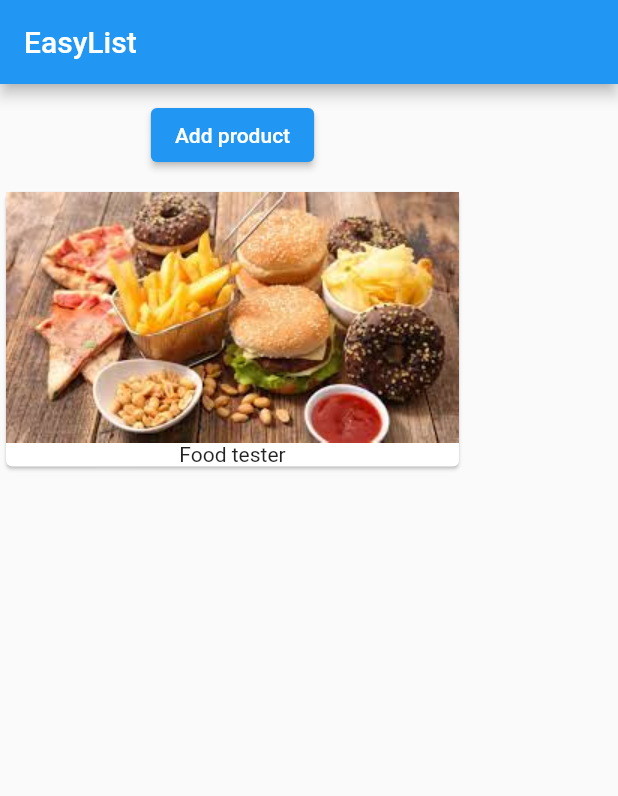
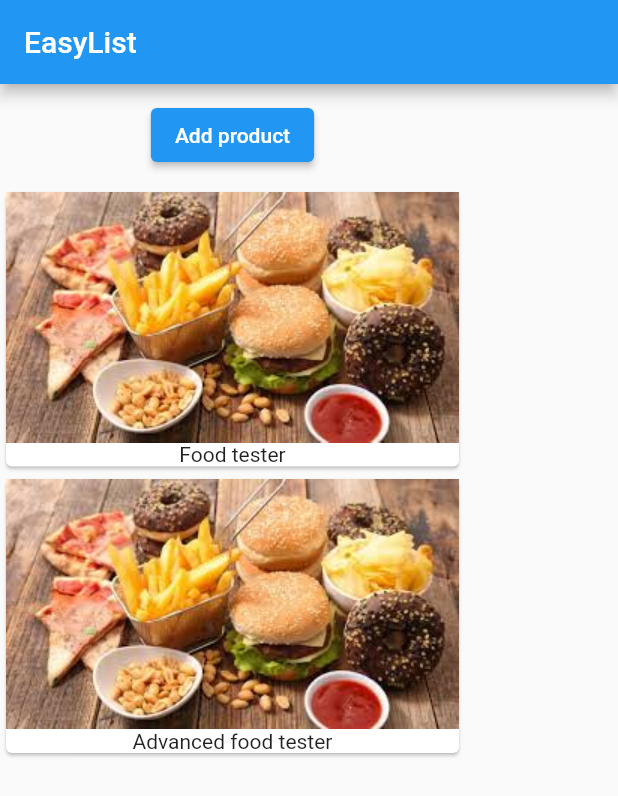
Before and after one commit to Darylabrador/flutter_tuto, a Flutter app: the screen it shows after launch, after a tap on "Add product", on a phone screen of 412 x 824 dp. Shown: the top 796 px of the screen. Run offline on Flutter 3.47's test engine with Material 2 defaults, Android fonts, the phone set to English and light mode, and no system bars.

Commit message:
Add data to product array

```diff
--- a/lib/main.dart
+++ b/lib/main.dart
@@ -22,11 +22,18 @@ class _MyAppState extends State<MyApp> {
         body: Column(children: [
           Container(
             margin: EdgeInsets.all(10.0),
-            child: ElevatedButton(onPressed: () {}, child: Text('Add product')),
+            child: ElevatedButton(
+                onPressed: () {
+                  setState(() {
+                    _products.add('Advanced food tester');
+                  });
+                },
+                child: Text('Add product')),
           ),
           Column(
               children: _products
-              .map((element) => Card(
+                  .map(
+                    (element) => Card(
                       child: Column(
                         children: <Widget>[
                           Image.asset('assets/food.jpg'),
@@ -35,8 +42,7 @@ class _MyAppState extends State<MyApp> {
                       ),
                     ),
                   )
-            .toList()
-          ),
+                  .toList()),
         ]),
       ),
     );
```
Lines whose indentation alone changed are shown as unchanged.
